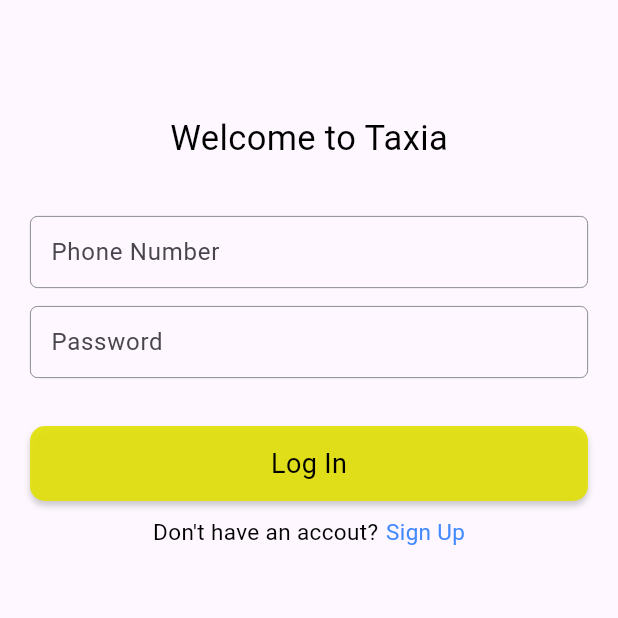
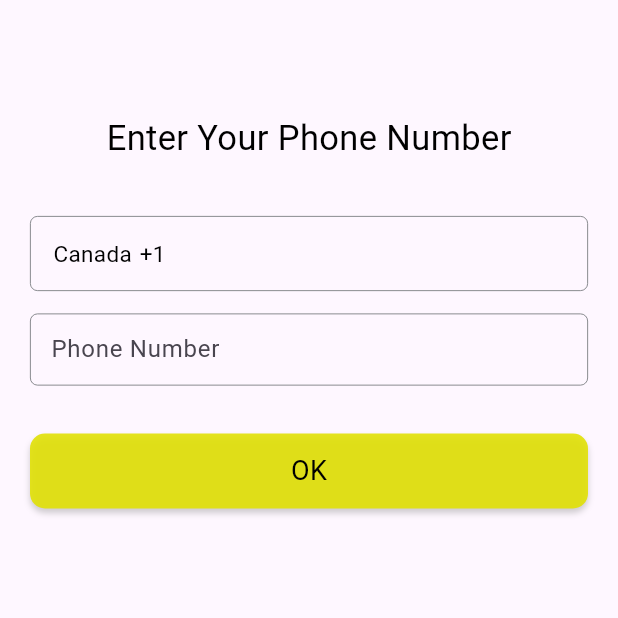
Before and after one commit to IT21175466/taxia, a Flutter app: the screen it shows after launch, on a phone screen of 412 x 824 dp, the top half of it. Run offline on Flutter 3.47's test engine with Material 3 defaults, Android fonts, the phone set to English and light mode, and no system bars; missing offline and left inert: fl_country_code_picker.

Commit message:
Country Picker Done

```diff
--- a/lib/main.dart
+++ b/lib/main.dart
@@ -1,7 +1,9 @@
 import 'package:flutter/material.dart';
+import 'package:provider/provider.dart';
 import 'package:taxia/constants/app_colors.dart';
+import 'package:taxia/providers/country_select_provider.dart';
 import 'package:taxia/views/authentication/login_page.dart';
-import 'package:taxia/views/permissions/permission_page.dart';
+import 'package:taxia/views/authentication/phone_validation_page.dart';
 
 void main() {
   runApp(const MyApp());
@@ -12,14 +14,19 @@
 
   @override
   Widget build(BuildContext context) {
-    return MaterialApp(
-      debugShowCheckedModeBanner: false,
-      title: 'Flutter Demo',
-      theme: ThemeData(
-        primaryColor: AppColors.primaryColor,
-        dividerColor: Colors.transparent,
+    return MultiProvider(
+      providers: [
+        ChangeNotifierProvider(create: (context) => CountrySelectProvider()),
+      ],
+      child: MaterialApp(
+        debugShowCheckedModeBanner: false,
+        title: 'Flutter Demo',
+        theme: ThemeData(
+          primaryColor: AppColors.primaryColor,
+          dividerColor: Colors.transparent,
+        ),
+        home: PhoneValidation(),
       ),
-      home: LoginPage(),
     );
   }
 }
--- /dev/null
+++ b/lib/providers/country_select_provider.dart
@@ -0,0 +1,12 @@
+import 'package:fl_country_code_picker/fl_country_code_picker.dart';
+import 'package:flutter/material.dart';
+
+class CountrySelectProvider extends ChangeNotifier {
+  final countryPicker = const FlCountryCodePicker();
+  CountryCode? countryCode;
+
+  selectCountry(BuildContext context) async {
+    countryCode = await countryPicker.showPicker(context: context);
+    notifyListeners();
+  }
+}
--- a/lib/views/authentication/login_page.dart
+++ b/lib/views/authentication/login_page.dart
@@ -2,6 +2,7 @@ import 'package:flutter/material.dart';
 import 'package:taxia/constants/app_colors.dart';
 import 'package:taxia/widgets/custom_button.dart';
 import 'package:taxia/widgets/custom_textFiled.dart';
+import 'package:taxia/widgets/phone_textFiled.dart';
 
 class LoginPage extends StatefulWidget {
   const LoginPage({super.key});
@@ -37,7 +38,7 @@ class _LoginPageState extends State<LoginPage> {
             SizedBox(
               height: 30,
             ),
-            CustomTextField(
+            PhoneTextField(
                 controller: phoneController, labelText: "Phone Number"),
             CustomTextField(
                 controller: passwordController, labelText: "Password"),
--- /dev/null
+++ b/lib/views/authentication/phone_validation_page.dart
@@ -0,0 +1,109 @@
+import 'package:flutter/material.dart';
+import 'package:provider/provider.dart';
+import 'package:taxia/constants/app_colors.dart';
+import 'package:taxia/providers/country_select_provider.dart';
+import 'package:taxia/widgets/custom_button.dart';
+import 'package:taxia/widgets/phone_textFiled.dart';
+
+class PhoneValidation extends StatefulWidget {
+  const PhoneValidation({super.key});
+
+  @override
+  State<PhoneValidation> createState() => _PhoneValidationState();
+}
+
+class _PhoneValidationState extends State<PhoneValidation> {
+  @override
+  Widget build(BuildContext context) {
+    final TextEditingController phoneController = TextEditingController();
+    double screenWidth = MediaQuery.of(context).size.width;
+
+    return Scaffold(
+      body: Container(
+        padding: EdgeInsets.symmetric(horizontal: 20),
+        width: screenWidth,
+        child: Consumer(
+          builder: (BuildContext context, CountrySelectProvider countryProvider,
+                  Widget? child) =>
+              Column(
+            children: [
+              SizedBox(
+                height: AppBar().preferredSize.height + 20,
+              ),
+              Text(
+                'Enter Your Phone Number',
+                style: TextStyle(
+                  fontSize: 23,
+                  fontWeight: FontWeight.w400,
+                  color: AppColors.textColor,
+                ),
+              ),
+              SizedBox(
+                height: 30,
+              ),
+              GestureDetector(
+                onTap: () {
+                  countryProvider.selectCountry(context);
+                },
+                child: Container(
+                  width: screenWidth,
+                  margin: const EdgeInsets.symmetric(vertical: 5),
+                  height: 50,
+                  decoration: BoxDecoration(
+                    borderRadius: BorderRadius.circular(5.0),
+                    border: Border.all(
+                      color: AppColors.grayColor,
+                      width: 0.5,
+                    ),
+                  ),
+                  child: Row(
+                    children: [
+                      SizedBox(
+                        width: 15,
+                      ),
+                      Text(
+                        countryProvider.countryCode?.name ?? "Canada",
+                        style: TextStyle(
+                          fontSize: 15,
+                          fontWeight: FontWeight.w400,
+                          color: AppColors.textColor,
+                        ),
+                      ),
+                      SizedBox(
+                        width: 5,
+                      ),
+                      Text(
+                        countryProvider.countryCode?.dialCode ?? "+1",
+                        style: TextStyle(
+                          fontSize: 15,
+                          fontWeight: FontWeight.w400,
+                          color: AppColors.textColor,
+                        ),
+                      ),
+                    ],
+                  ),
+                ),
+              ),
+              SizedBox(
+                height: 5,
+              ),
+              PhoneTextField(
+                  controller: phoneController, labelText: "Phone Number"),
+              SizedBox(
+                height: 25,
+              ),
+              CustomButton(
+                  text: "OK",
+                  height: 50,
+                  width: screenWidth,
+                  backgroundColor: AppColors.buttonColor),
+              SizedBox(
+                height: 10,
+              ),
+            ],
+          ),
+        ),
+      ),
+    );
+  }
+}
--- /dev/null
+++ b/lib/widgets/phone_textFiled.dart
@@ -0,0 +1,43 @@
+import 'package:flutter/material.dart';
+import 'package:taxia/constants/app_colors.dart';
+
+class PhoneTextField extends StatelessWidget {
+  final TextEditingController controller;
+  final String labelText;
+  final bool isPassword;
+
+  const PhoneTextField({
+    super.key,
+    required this.controller,
+    required this.labelText,
+    this.isPassword = false,
+  });
+
+  @override
+  Widget build(BuildContext context) {
+    return Container(
+      margin: const EdgeInsets.symmetric(vertical: 5),
+      height: 50,
+      child: TextField(
+        keyboardType: TextInputType.number,
+        controller: controller,
+        obscureText: isPassword,
+        decoration: InputDecoration(
+          border: OutlineInputBorder(
+            borderRadius: BorderRadius.circular(5.0),
+          ),
+          enabledBorder: OutlineInputBorder(
+            borderRadius: BorderRadius.circular(5.0),
+            borderSide: const BorderSide(
+              color: AppColors.grayColor,
+              width: 0.5,
+            ),
+          ),
+          labelText: labelText,
+          contentPadding:
+              const EdgeInsets.symmetric(vertical: 12, horizontal: 10),
+        ),
+      ),
+    );
+  }
+}
--- a/pubspec.yaml
+++ b/pubspec.yaml
@@ -35,6 +35,8 @@ dependencies:
   # The following adds the Cupertino Icons font to your application.
   # Use with the CupertinoIcons class for iOS style icons.
   cupertino_icons: ^1.0.2
+  provider: ^6.1.1
+  fl_country_code_picker: ^0.1.9+1
 
 dev_dependencies:
   flutter_test:
```
Also changed, not shown: pubspec.lock.
